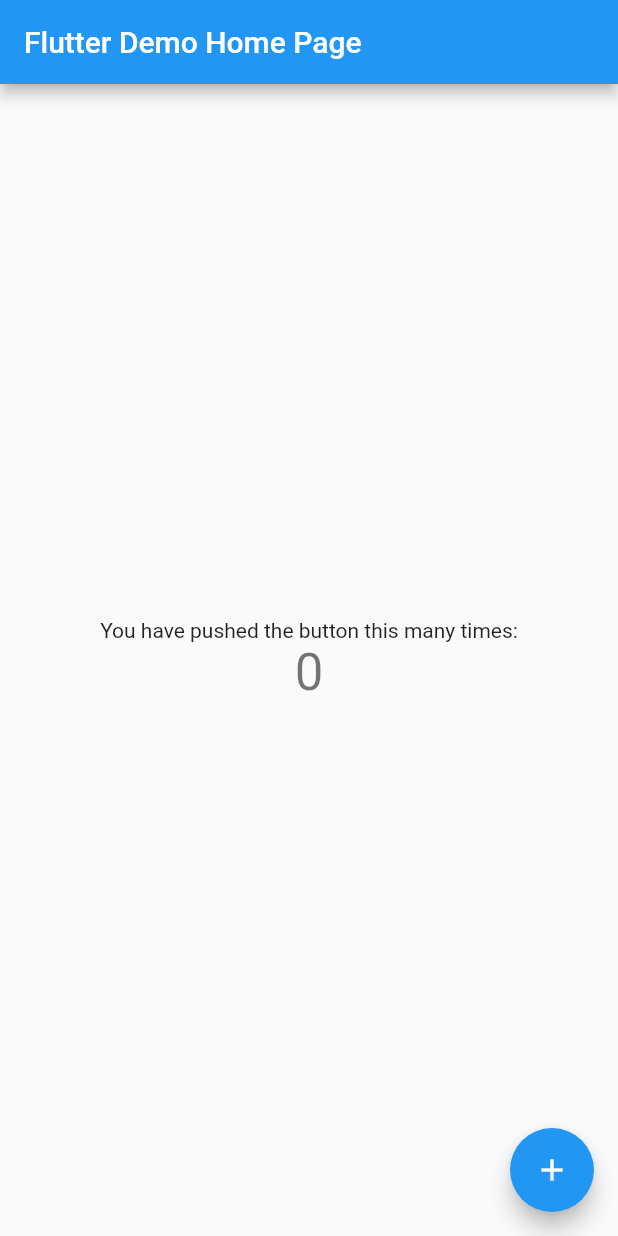
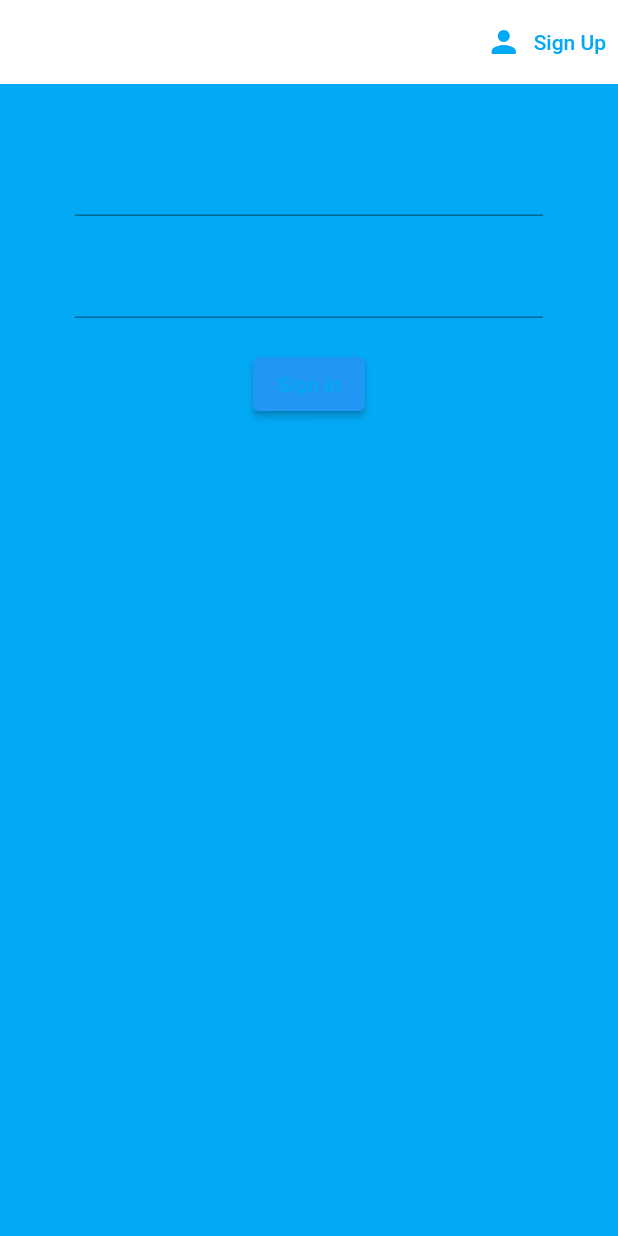
Before and after one commit to uhrinbea22/XPT, a Flutter app: the screen it shows after launch, on a phone screen of 412 x 824 dp. Run offline on Flutter 3.47's test engine with Material 2 defaults, Android fonts, the phone set to English and light mode, and no system bars; our stand-ins replace firebase_auth, firebase_core; missing offline and left inert: dart:html, dart:js; accounts and stored records are empty.

Commit message:
sign-up working

```diff
--- a/app/lib/main.dart
+++ b/app/lib/main.dart
@@ -1,7 +1,17 @@
+import 'package:app/models/userModel.dart';
+import 'package:firebase_core/firebase_core.dart';
 import 'package:flutter/material.dart';
+import 'firebase_options.dart';
+import 'screens/wrapper.dart';
+import 'package:provider/provider.dart';
+import 'package:app/services/auth_service.dart';
 
-void main() {
-  runApp(const MyApp());
+void main() async {
+  WidgetsFlutterBinding.ensureInitialized();
+  await Firebase.initializeApp(
+    options: DefaultFirebaseOptions.currentPlatform,
+  );
+  runApp(MyApp());
 }
 
 class MyApp extends StatelessWidget {
@@ -10,106 +20,13 @@
   // This widget is the root of your application.
   @override
   Widget build(BuildContext context) {
-    return MaterialApp(
-      title: 'Flutter Demo',
-      theme: ThemeData(
-        // This is the theme of your application.
-        //
-        // Try running your application with "flutter run". You'll see the
-        // application has a blue toolbar. Then, without quitting the app, try
-        // changing the primarySwatch below to Colors.green and then invoke
-        // "hot reload" (press "r" in the console where you ran "flutter run",
-        // or simply save your changes to "hot reload" in a Flutter IDE).
-        // Notice that the counter didn't reset back to zero; the application
-        // is not restarted.
-        primarySwatch: Colors.blue,
-      ),
-      home: const MyHomePage(title: 'Flutter Demo Home Page'),
-    );
+    return StreamProvider<UserModel?>.value(
+        initialData: null,
+        value: AuthService().onAuthStateChanged,
+        builder: (context, snapshot) {
+          return MaterialApp(
+            home: Wrapper(),
+          );
+        });
   }
 }
-
-class MyHomePage extends StatefulWidget {
-  const MyHomePage({Key? key, required this.title}) : super(key: key);
-
-  // This widget is the home page of your application. It is stateful, meaning
-  // that it has a State object (defined below) that contains fields that affect
-  // how it looks.
-
-  // This class is the configuration for the state. It holds the values (in this
-  // case the title) provided by the parent (in this case the App widget) and
-  // used by the build method of the State. Fields in a Widget subclass are
-  // always marked "final".
-
-  final String title;
-
-  @override
-  State<MyHomePage> createState() => _MyHomePageState();
-}
-
-class _MyHomePageState extends State<MyHomePage> {
-  int _counter = 0;
-
-  void _incrementCounter() {
-    setState(() {
-      // This call to setState tells the Flutter framework that something has
-      // changed in this State, which causes it to rerun the build method below
-      // so that the display can reflect the updated values. If we changed
-      // _counter without calling setState(), then the build method would not be
-      // called again, and so nothing would appear to happen.
-      _counter++;
-    });
-  }
-
-  @override
-  Widget build(BuildContext context) {
-    // This method is rerun every time setState is called, for instance as done
-    // by the _incrementCounter method above.
-    //
-    // The Flutter framework has been optimized to make rerunning build methods
-    // fast, so that you can just rebuild anything that needs updating rather
-    // than having to individually change instances of widgets.
-    return Scaffold(
-      appBar: AppBar(
-        // Here we take the value from the MyHomePage object that was created by
-        // the App.build method, and use it to set our appbar title.
-        title: Text(widget.title),
-      ),
-      body: Center(
-        // Center is a layout widget. It takes a single child and positions it
-        // in the middle of the parent.
-        child: Column(
-          // Column is also a layout widget. It takes a list of children and
-          // arranges them vertically. By default, it sizes itself to fit its
-          // children horizontally, and tries to be as tall as its parent.
-          //
-          // Invoke "debug painting" (press "p" in the console, choose the
-          // "Toggle Debug Paint" action from the Flutter Inspector in Android
-          // Studio, or the "Toggle Debug Paint" command in Visual Studio Code)
-          // to see the wireframe for each widget.
-          //
-          // Column has various properties to control how it sizes itself and
-          // how it positions its children. Here we use mainAxisAlignment to
-          // center the children vertically; the main axis here is the vertical
-          // axis because Columns are vertical (the cross axis would be
-          // horizontal).
-          mainAxisAlignment: MainAxisAlignment.center,
-          children: <Widget>[
-            const Text(
-              'You have pushed the button this many times:',
-            ),
-            Text(
-              '$_counter',
-              style: Theme.of(context).textTheme.headline4,
-            ),
-          ],
-        ),
-      ),
-      floatingActionButton: FloatingActionButton(
-        onPressed: _incrementCounter,
-        tooltip: 'Increment',
-        child: const Icon(Icons.add),
-      ), // This trailing comma makes auto-formatting nicer for build methods.
-    );
-  }
-}
--- /dev/null
+++ b/app/lib/models/userModel.dart
@@ -0,0 +1,5 @@
+class UserModel {
+  final String uid;
+
+  UserModel({required this.uid});
+}
--- /dev/null
+++ b/app/lib/screens/authenticate/authenticate.dart
@@ -0,0 +1,27 @@
+import 'dart:html';
+import 'dart:js';
+
+import 'package:app/screens/authenticate/sign_in.dart';
+import 'package:app/screens/authenticate/sign_up.dart';
+import 'package:flutter/material.dart';
+
+class Authenticate extends StatefulWidget {
+  @override
+  _AuthenticateState createState() => _AuthenticateState();
+}
+
+class _AuthenticateState extends State<Authenticate> {
+  bool showSignIn = true;
+  void toggelView() {
+    setState(() => showSignIn = !showSignIn);
+  }
+
+  @override
+  Widget build(BuildContext context) {
+    if (showSignIn) {
+      return SignIn(toggelView: toggelView);
+    } else {
+      return SignUp(toggelView: toggelView);
+    }
+  }
+}
--- /dev/null
+++ b/app/lib/screens/authenticate/sign_in.dart
@@ -0,0 +1,91 @@
+import 'dart:html';
+import 'dart:js';
+
+import 'package:app/services/auth_service.dart';
+import 'package:flutter/material.dart';
+
+class SignIn extends StatefulWidget {
+  final Function toggelView;
+  SignIn({required this.toggelView});
+  @override
+  _SignInState createState() => _SignInState();
+}
+
+class _SignInState extends State<SignIn> {
+  final AuthService _authService = AuthService();
+  final _formKey = GlobalKey<FormState>();
+
+  // text field state
+  String error = '';
+  String email = '';
+  String password = '';
+
+  @override
+  Widget build(BuildContext context) {
+    return Scaffold(
+        backgroundColor: Colors.lightBlue,
+        appBar: AppBar(
+          backgroundColor: Colors.white,
+          elevation: 0.0,
+          title: Text('Sign in to Lumei Digital'),
+          actions: <Widget>[
+            TextButton.icon(
+                onPressed: () {
+                  widget.toggelView();
+                },
+                style: TextButton.styleFrom(
+                  primary: Colors.lightBlue,
+                ),
+                icon: Icon(Icons.person),
+                label: Text('Sign Up'))
+          ],
+        ),
+        body: Container(
+            padding: EdgeInsets.symmetric(vertical: 20.0, horizontal: 50.0),
+            child: Form(
+                child: Column(
+              children: <Widget>[
+                SizedBox(height: 20.0),
+                TextFormField(
+                  validator: (value) =>
+                      value!.isEmpty ? 'Enter an email' : null,
+                  onChanged: (value) {
+                    setState(() => email = value);
+                  },
+                ),
+                SizedBox(height: 20.0),
+                TextFormField(
+                  validator: (value) => value!.length < 6
+                      ? 'Enter a password 6+ charts long'
+                      : null,
+                  obscureText: true,
+                  onChanged: (value) {
+                    setState(() => password = value);
+                  },
+                ),
+                SizedBox(height: 20.0),
+                ElevatedButton(
+                    child: Text(
+                      'Sign in',
+                      style: TextStyle(color: Colors.lightBlue),
+                    ),
+                    onPressed: () async {
+                      if (_formKey.currentState!.validate()) {
+                        dynamic result =
+                            await _authService.signIn(email, password);
+                        if (result == null) {
+                          setState(() {
+                            error = 'Could not sign in with the credentials';
+                          });
+                        }
+                      }
+                    }),
+                SizedBox(height: 12.0),
+                Text(
+                  error,
+                  style: TextStyle(color: Colors.red, fontSize: 14.0),
+                )
+              ],
+            ))));
+  }
+}
--- /dev/null
+++ b/app/lib/screens/wrapper.dart
@@ -0,0 +1,22 @@
+import 'package:app/models/userModel.dart';
+import 'package:app/screens/authenticate/authenticate.dart';
+import 'package:app/screens/authenticate/sign_in.dart';
+import 'package:app/screens/home/home.dart';
+import 'package:flutter/cupertino.dart';
+import 'package:flutter/src/foundation/key.dart';
+import 'package:flutter/src/widgets/framework.dart';
+import 'package:provider/provider.dart';
+
+class Wrapper extends StatelessWidget {
+  const Wrapper({Key? key}) : super(key: key);
+
+  @override
+  Widget build(BuildContext context) {
+    final userModel = Provider.of<UserModel?>(context);
+    if (userModel == null) {
+      return Authenticate();
+    } else {
+      return Home();
+    }
+  }
+}
--- a/app/pubspec.yaml
+++ b/app/pubspec.yaml
@@ -34,6 +34,11 @@
   # The following adds the Cupertino Icons font to your application.
   # Use with the CupertinoIcons class for iOS style icons.
   cupertino_icons: ^1.0.2
+  #firebasec_core was 2.5.4 but it does not go together with cloud_firestore version
+  firebase_core: ^2.4.1
+  cloud_firestore: ^4.3.1
+  firebase_auth: ^4.2.5
+  provider: ^6.0.1
 
 dev_dependencies:
   flutter_test:
```
Also changed, not shown: app/lib/screens/authenticate/sign_up.dart (added, +94 -0 lines), app/lib/screens/home/home.dart (added, +32 -0 lines), app/lib/services/auth_service.dart (added, +71 -0 lines), app/lib/firebase_options.dart (added), app/pubspec.lock, 6 other files.
